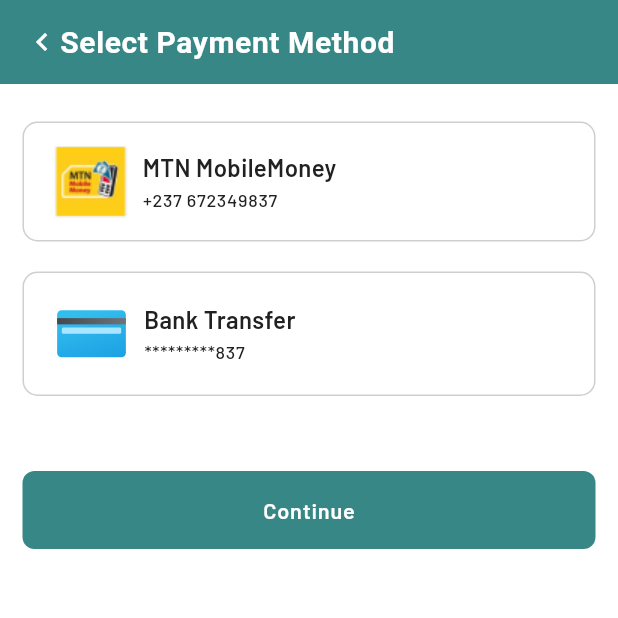
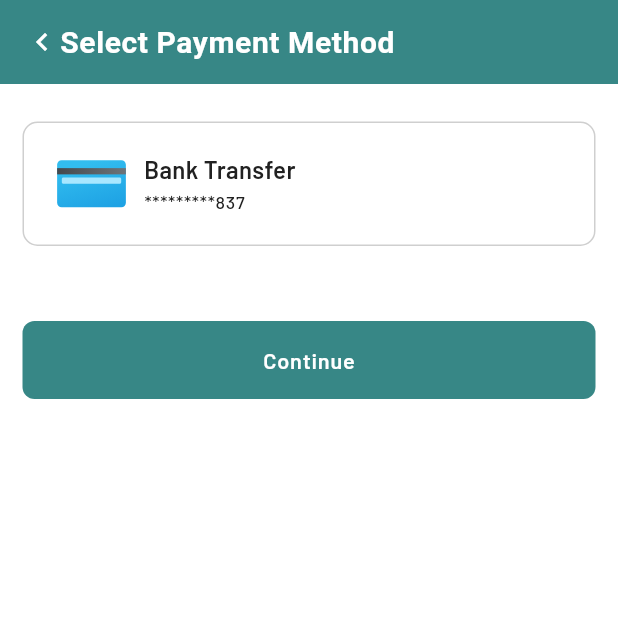
Before and after one commit to Etang-ken/E-moneytransfer, a Flutter app: the ChoosePaymentMethod screen opened directly, on a phone screen of 412 x 824 dp, the top half of it. Run offline on Flutter 3.47's test engine with Material 3 defaults, Android fonts, the phone set to English and light mode, and no system bars; our stand-ins replace awesome_snackbar_content, connectivity, country_code_picker, dotted_line, firebase_auth, firebase_core and 7 more; missing offline and left inert: clipboard, country_codes, emoneytransfer, firebase_app_check, flutter_share; accounts and stored records are empty; Roboto replaces fonts that are missing (Poppins); project files that could hold a hidden picture were left out.

Commit message:
package name update

```diff
--- a/lib/screens/detail_screens/select_payment_method.dart
+++ b/lib/screens/detail_screens/select_payment_method.dart
@@ -88,55 +88,55 @@
             child: SingleChildScrollView(
               child: Column(
                 children: [
-                  GestureDetector(
-                    onTap: () {
-                      setActivePayment(1);
-                    },
-                    child: Container(
-                      padding:
-                          EdgeInsets.symmetric(horizontal: 20, vertical: 15),
-                      decoration: BoxDecoration(
-                          color: activePayment == 1
-                              ? Colors.blue.withOpacity(0.3)
-                              : null,
-                          border: Border.all(
-                              color: AppUtils.SecondaryGray.withOpacity(0.4)),
-                          borderRadius: BorderRadius.circular(10)),
-                      child: Row(
-                        children: [
-                          ClipRect(
-                            child: Image.asset("assets/images/mtn-momo.png"),
-                          ),
-                          const SizedBox(
-                            width: 10,
-                          ),
-                          Expanded(
-                              child: Column(
-                            crossAxisAlignment: CrossAxisAlignment.start,
-                            children: [
-                              Text(
-                                "MTN MobileMoney",
-                                style: Theme.of(context)
-                                    .textTheme
-                                    .bodyText2!
-                                    .copyWith(fontWeight: FontWeight.w600),
-                              ),
-                              Text(
-                                "+237 672349837",
-                                style: Theme.of(context)
-                                    .textTheme
-                                    .bodyText1!
-                                    .copyWith(fontSize: 12),
-                              ),
-                            ],
-                          )),
-                        ],
-                      ),
-                    ),
-                  ),
-                  const SizedBox(
-                    height: 20,
-                  ),
+                  // GestureDetector(
+                  //   onTap: () {
+                  //     setActivePayment(1);
+                  //   },
+                  //   child: Container(
+                  //     padding:
+                  //         EdgeInsets.symmetric(horizontal: 20, vertical: 15),
+                  //     decoration: BoxDecoration(
+                  //         color: activePayment == 1
+                  //             ? Colors.blue.withOpacity(0.3)
+                  //             : null,
+                  //         border: Border.all(
+                  //             color: AppUtils.SecondaryGray.withOpacity(0.4)),
+                  //         borderRadius: BorderRadius.circular(10)),
+                  //     child: Row(
+                  //       children: [
+                  //         ClipRect(
+                  //           child: Image.asset("assets/images/mtn-momo.png"),
+                  //         ),
+                  //         const SizedBox(
+                  //           width: 10,
+                  //         ),
+                  //         Expanded(
+                  //             child: Column(
+                  //           crossAxisAlignment: CrossAxisAlignment.start,
+                  //           children: [
+                  //             Text(
+                  //               "MTN MobileMoney",
+                  //               style: Theme.of(context)
+                  //                   .textTheme
+                  //                   .bodyText2!
+                  //                   .copyWith(fontWeight: FontWeight.w600),
+                  //             ),
+                  //             Text(
+                  //               "+237 672349837",
+                  //               style: Theme.of(context)
+                  //                   .textTheme
+                  //                   .bodyText1!
+                  //                   .copyWith(fontSize: 12),
+                  //             ),
+                  //           ],
+                  //         )),
+                  //       ],
+                  //     ),
+                  //   ),
+                  // ),
+                  // const SizedBox(
+                  //   height: 20,
+                  // ),
                   Container(
                     padding: EdgeInsets.symmetric(horizontal: 20, vertical: 15),
                     decoration: BoxDecoration(
```
Also changed, not shown: 3 other files.
